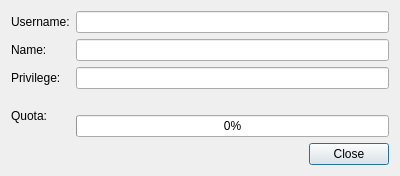
The window that userinfo.ui (Vytax/hippo) describes before a commit, drawn with Qt 5.
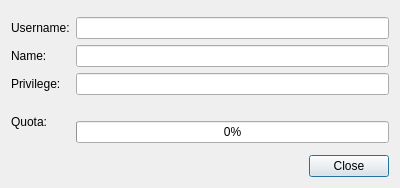
The same window after the commit.

What changed in the file:
```diff
--- a/userinfo.ui
+++ b/userinfo.ui
@@ -7,7 +7,7 @@
     <x>0</x>
     <y>0</y>
     <width>400</width>
-    <height>165</height>
+    <height>188</height>
    </rect>
   </property>
   <property name="windowTitle">
```
Left out of the diff: 2 changed lines with no effect on the pictures.
